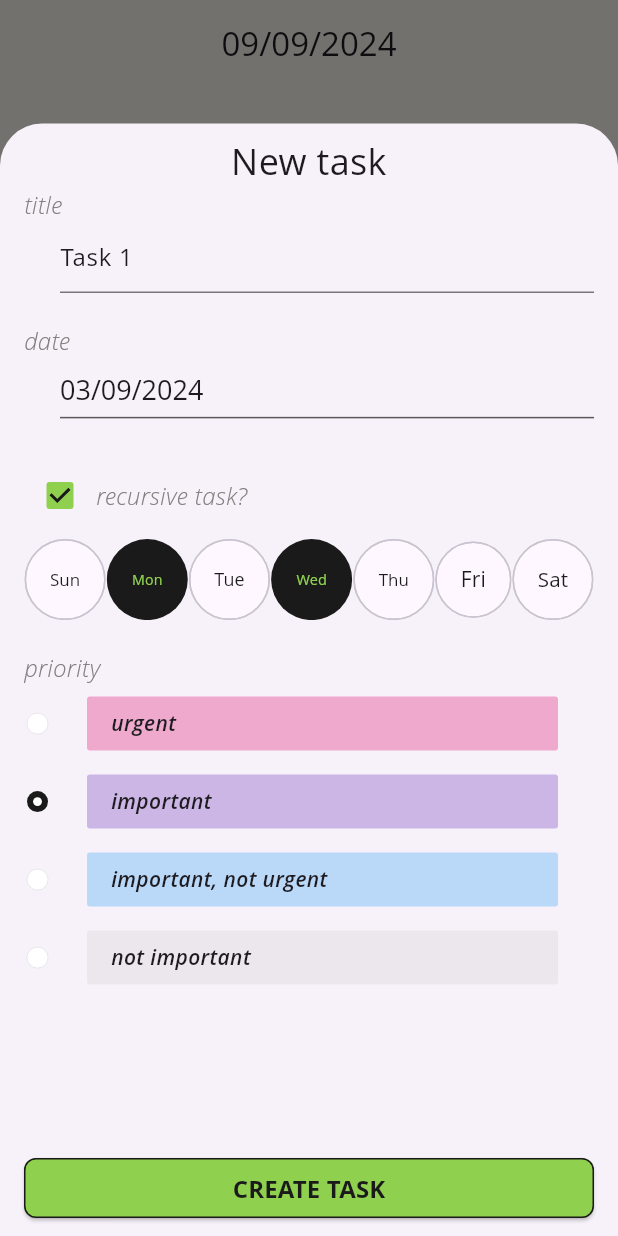
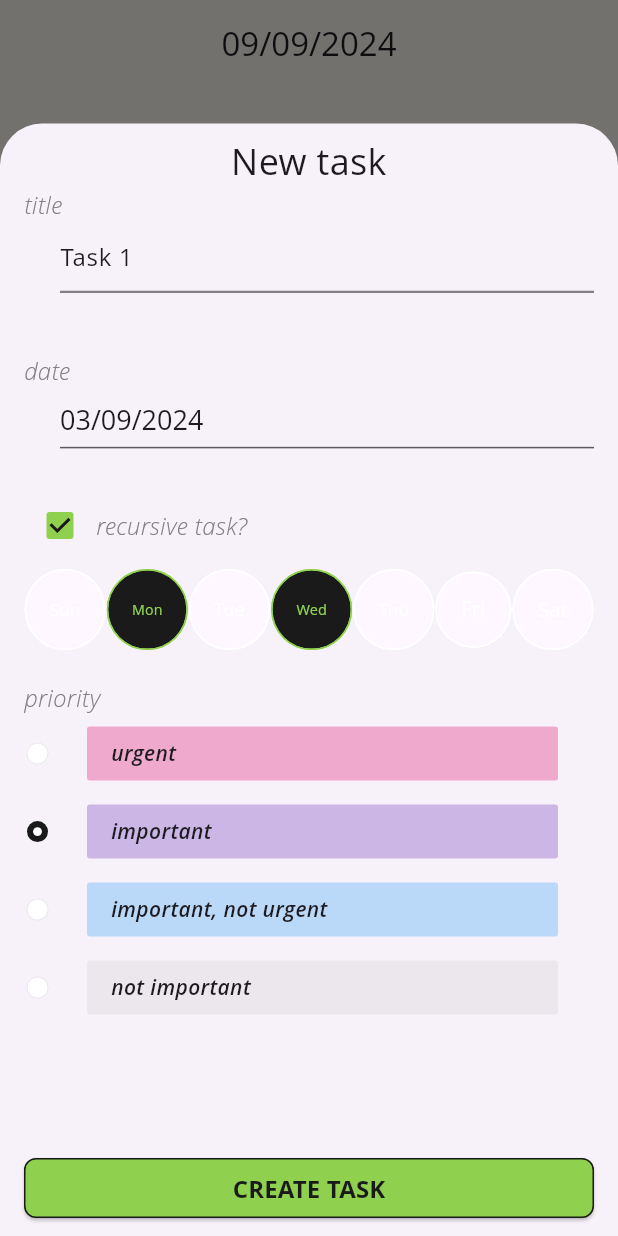
Before and after one commit to andersonbelli/UrgentDaily, a Flutter app: the screen it shows after launch, after a tap on "Task 1", on a phone screen of 412 x 824 dp. Run offline on Flutter 3.47's test engine with Material 3 defaults, Android fonts, the phone set to English and light mode, and no system bars; our stand-ins replace table_calendar; missing offline and left inert: mobkit_dashed_border; generated files the repository leaves out were written again; Roboto replaces fonts that are missing (Open Sans).

Commit message:
Adding validation for task creation

```diff
--- a/lib/src/controllers/task/task.controller.dart
+++ b/lib/src/controllers/task/task.controller.dart
@@ -1,10 +1,16 @@
 import 'package:flutter/material.dart';
+import 'package:flutter_gen/gen_l10n/app_localizations.dart';
 
 import '../../helpers/enums/priority.enum.dart';
 import '../../helpers/enums/recursive_days.enum.dart';
 import '../../models/task.model.dart';
 import '../base_controller.dart';
 import '../home/home.controller.dart';
+
+enum ErrorFieldsEnum {
+  TITLE,
+  DAYS_OF_WEEK,
+}
 
 class TaskController extends BaseController {
   TaskController(this.homeController);
@@ -18,6 +24,8 @@ class TaskController extends BaseController {
 
   bool isRecursive = false;
   Map<RecursiveDay, bool> selectedDaysOfWeek = {};
+
+  Map<ErrorFieldsEnum, String> validationErrorMessages = {};
 
   /// Task state
   void editTaskData(Task task) {
@@ -36,6 +44,8 @@ class TaskController extends BaseController {
       isRecursive = recursive;
     }
 
+    removeValidationError(ErrorFieldsEnum.DAYS_OF_WEEK);
+
     notifyListeners();
   }
 
@@ -49,6 +59,9 @@ class TaskController extends BaseController {
         Map.from(selectedDaysOfWeek);
     newSelectedDays[day] = selected;
     selectedDaysOfWeek = newSelectedDays;
+
+    removeValidationError(ErrorFieldsEnum.DAYS_OF_WEEK);
+
     notifyListeners();
   }
 
@@ -83,4 +96,29 @@ class TaskController extends BaseController {
 
     notifyListeners();
   }
+
+  /// Field validation
+  void validateFields(BuildContext context) {
+    if (title.text.isEmpty) {
+      validationErrorMessages[ErrorFieldsEnum.TITLE] =
+          '${AppLocalizations.of(context)?.titleIsMandatory}';
+    }
+
+    if (isRecursive == true) {
+      if (isRecursiveDaysValid() == false) {
+        validationErrorMessages[ErrorFieldsEnum.DAYS_OF_WEEK] =
+            '${AppLocalizations.of(context)?.recursiveTaskSelectOneDay}';
+      }
+    }
+
+    notifyListeners();
+  }
+
+  void removeValidationError(ErrorFieldsEnum field) {
+    validationErrorMessages.remove(field);
+    notifyListeners();
+  }
+
+  bool isRecursiveDaysValid() =>
+      selectedDaysOfWeek.containsValue(true) ? true : false;
 }
--- a/lib/src/views/task/task.view.dart
+++ b/lib/src/views/task/task.view.dart
@@ -27,12 +27,15 @@ class TaskView extends StatefulWidget {
 class _TaskViewState extends State<TaskView> {
   @override
   Widget build(BuildContext context) {
+    final controller = widget.taskController;
+
     return ListenableBuilder(
       listenable: widget.taskController,
       builder: (context, child) {
         return Column(
           children: [
             Expanded(
+              flex: 6,
               child: Padding(
                 padding: const EdgeInsets.symmetric(
                   vertical: AppPadding.SMALL,
@@ -53,21 +56,42 @@ class _TaskViewState extends State<TaskView> {
                       ),
                       TaskFieldWithTitle(
                         title: AppLocalizations.of(context)!.title,
-                        child: TextFormField(
+                        child: TextField(
+                          cursorColor: Theme.of(context).indicatorColor,
+                          cursorErrorColor: Theme.of(context).indicatorColor,
                           decoration: InputDecoration(
                             hintText: AppLocalizations.of(context)!
                                 .whatAreYouPlanning,
                             hintStyle: const TextStyle(
                               color: AppColors.GRAY,
                             ),
+                            errorBorder: UnderlineInputBorder(
+                              borderSide: BorderSide(
+                                color: controller.validationErrorMessages
+                                    .containsKey(ErrorFieldsEnum.TITLE)
+                                    ? Theme.of(context).colorScheme.error : AppColors.DARK_LIGHT.withOpacity(0.6),
+                                width: 1.5,
+                              ),
+                            ),
+                            focusedErrorBorder: const UnderlineInputBorder(
+                              borderSide: BorderSide(color: AppColors.GRAY),
+                            ),
+                            errorText: controller.validationErrorMessages
+                                    .containsKey(ErrorFieldsEnum.TITLE)
+                                ? controller
+                                    .validationErrorMessages[ErrorFieldsEnum.TITLE]
+                                : '',
                           ),
-                          controller: widget.taskController.title,
-                          validator: (value) {
-                            if (value == null || value.trim().isEmpty) {
-                              return AppLocalizations.of(context)!
-                                  .titleIsMandatory;
+                          controller: controller.title,
+                          onChanged: (value) {
+                            controller.title.clearComposing();
+                            if (value.trim().isNotEmpty &&
+                                controller.validationErrorMessages
+                                    .containsKey(ErrorFieldsEnum.TITLE)) {
+                              controller.removeValidationError(ErrorFieldsEnum.TITLE);
+                            } else {
+                              controller.validateFields(context);
                             }
-                            return null;
                           },
                         ),
                       ),
@@ -76,23 +100,23 @@ class _TaskViewState extends State<TaskView> {
                         child: SizedBox(
                           width: double.infinity,
                           child: CalendarPickerWidget(
-                              taskController: widget.taskController),
+                            taskController: controller,
+                          ),
                         ),
                       ),
                       Row(
                         children: [
                           Checkbox(
-                            value: widget.taskController.isRecursive,
+                            value: controller.isRecursive,
                             onChanged: (value) {
-                              widget.taskController
-                                  .toggleRecursive(recursive: value);
+                              controller.toggleRecursive(recursive: value);
                             },
                             checkColor: AppColors.DARK,
                             activeColor: AppColors.GREEN,
                           ),
                           GestureDetector(
                             onTap: () {
-                              widget.taskController.toggleRecursive();
+                              controller.toggleRecursive();
                             },
                             child: Text(
                               AppLocalizations.of(context)!.recursiveTask,
@@ -108,12 +132,10 @@ class _TaskViewState extends State<TaskView> {
                       ),
                       const SizedBox(height: 5),
                       Visibility(
-                        visible: widget.taskController.isRecursive,
+                        visible: controller.isRecursive,
                         child: DaysOfWeekRow(
-                          onSelectedDaysOfWeek:
-                              widget.taskController.selectRecursiveDay,
-                          selectedDays:
-                              widget.taskController.selectedDaysOfWeek,
+                          onSelectedDaysOfWeek: controller.selectRecursiveDay,
+                          selectedDays: controller.selectedDaysOfWeek,
                         ),
                       ),
                       const SizedBox(height: 20),
@@ -131,36 +153,54 @@ class _TaskViewState extends State<TaskView> {
                           ),
                           RadioPriority(
                             title: AppLocalizations.of(context)!.urgent,
-                            groupPriority: widget.taskController.taskPriority,
+                            groupPriority: controller.taskPriority,
                             priority: TaskPriority.URGENT,
-                            selectedPriority:
-                                widget.taskController.selectTaskPriority,
+                            selectedPriority: controller.selectTaskPriority,
                           ),
                           RadioPriority(
                             title: AppLocalizations.of(context)!.important,
-                            groupPriority: widget.taskController.taskPriority,
+                            groupPriority: controller.taskPriority,
                             priority: TaskPriority.IMPORTANT,
-                            selectedPriority:
-                                widget.taskController.selectTaskPriority,
+                            selectedPriority: controller.selectTaskPriority,
                           ),
                           RadioPriority(
                             title: AppLocalizations.of(context)!
                                 .importantNotUrgent,
-                            groupPriority: widget.taskController.taskPriority,
+                            groupPriority: controller.taskPriority,
                             priority: TaskPriority.IMPORTANT_NOT_URGENT,
-                            selectedPriority:
-                                widget.taskController.selectTaskPriority,
+                            selectedPriority: controller.selectTaskPriority,
                           ),
                           RadioPriority(
                             title: AppLocalizations.of(context)!.notImportant,
-                            groupPriority: widget.taskController.taskPriority,
+                            groupPriority: controller.taskPriority,
                             priority: TaskPriority.NOT_IMPORTANT,
-                            selectedPriority:
-                                widget.taskController.selectTaskPriority,
+                            selectedPriority: controller.selectTaskPriority,
                           ),
                         ],
                       ),
                     ],
+                  ),
+                ),
+              ),
+            ),
+            Visibility(
+              visible: controller.validationErrorMessages.isNotEmpty,
+              child: Flexible(
+                child: Container(
+                  padding: const EdgeInsets.all(AppPadding.MEDIUM),
+                  color: Theme.of(context).cardColor,
+                  child: ListView.builder(
+                    itemCount: controller.validationErrorMessages.length,
+                    clipBehavior: Clip.antiAlias,
+                    itemBuilder: (context, index) {
+                      return Text(
+                        '* ${controller.validationErrorMessages.values.elementAt(index)}',
+                        style: Theme.of(context)
+                            .textTheme
+                            .labelMedium
+                            ?.copyWith(color: Colors.red),
+                      );
+                    },
                   ),
                 ),
               ),
@@ -171,9 +211,14 @@ class _TaskViewState extends State<TaskView> {
       },
       child: GreenButton(
         text: AppLocalizations.of(context)!.createTask,
+        isDisabled: controller.validationErrorMessages.isNotEmpty,
         onTap: () {
-          widget.taskController.createTask();
-          Navigator.pop(context);
+          controller.validateFields(context);
+
+          if (controller.validationErrorMessages.isEmpty) {
+            controller.createTask();
+            Navigator.pop(context);
+          }
         },
       ),
     );
@@ -368,7 +413,12 @@ class DaysOfWeekItem extends StatelessWidget {
   Widget build(BuildContext context) {
     return Flexible(
       child: FilterChip(
-        shape: const CircleBorder(),
+        shape: CircleBorder(
+          side: BorderSide(
+            color:
+                selected ? AppColors.GREEN : Theme.of(context).indicatorColor,
+          ),
+        ),
         labelPadding: const EdgeInsets.all(8.0),
         showCheckmark: false,
         color: selected
@@ -379,7 +429,8 @@ class DaysOfWeekItem extends StatelessWidget {
           child: Text(
             dayOfWeek,
             style: TextStyle(
-              color: selected ? AppColors.GREEN : AppColors.DARK,
+              color:
+                  selected ? AppColors.GREEN : Theme.of(context).indicatorColor,
             ),
           ),
         ),
--- a/lib/src/views/widgets/green_button.widget.dart
+++ b/lib/src/views/widgets/green_button.widget.dart
@@ -9,18 +9,21 @@ class GreenButton extends StatelessWidget {
     super.key,
     required this.text,
     required this.onTap,
+    this.isDisabled = false,
   });
 
   final String text;
   final VoidCallback onTap;
+  final bool isDisabled;
 
   @override
   Widget build(BuildContext context) {
     return Container(
-      padding: const EdgeInsets.symmetric(horizontal: AppPadding.MEDIUM, vertical: AppPadding.SMALL),
+      padding: const EdgeInsets.symmetric(
+          horizontal: AppPadding.MEDIUM, vertical: AppPadding.SMALL),
       width: double.infinity,
       child: ElevatedButton(
-        onPressed: onTap,
+        onPressed: isDisabled ? null : onTap,
         style: ElevatedButton.styleFrom(
           backgroundColor: AppColors.GREEN,
           shape: RoundedRectangleBorder(
```
Also changed, not shown: lib/src/localization/app_en.arb (+8 -2 lines), lib/src/localization/app_pt.arb (+7 -2 lines).
